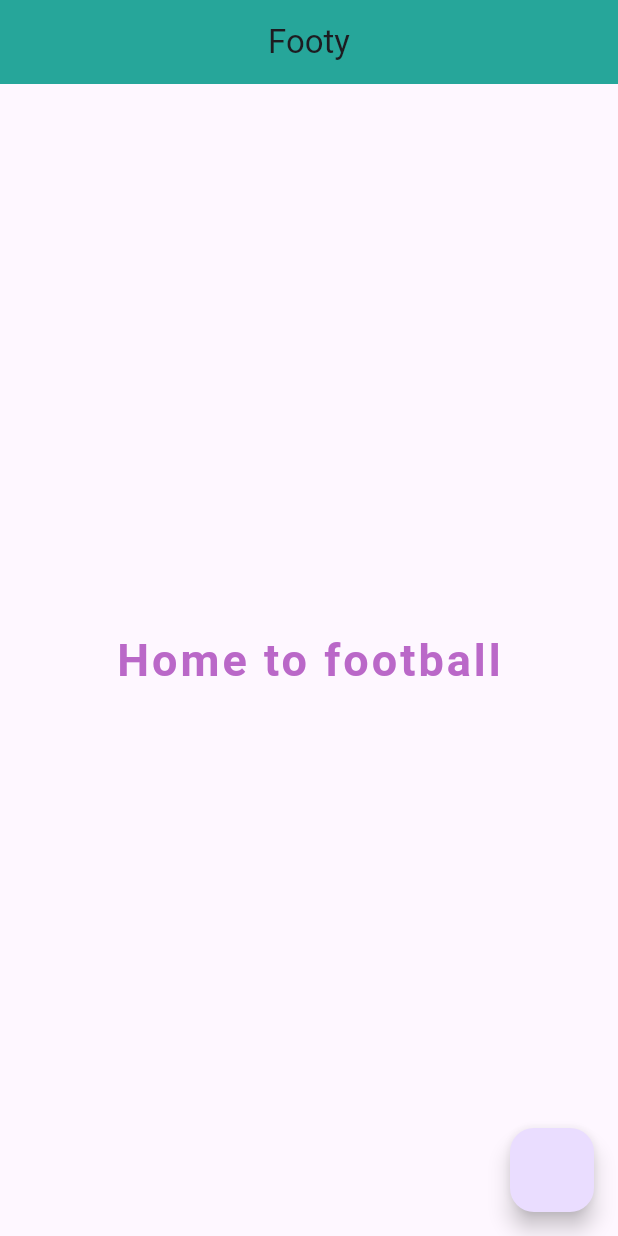
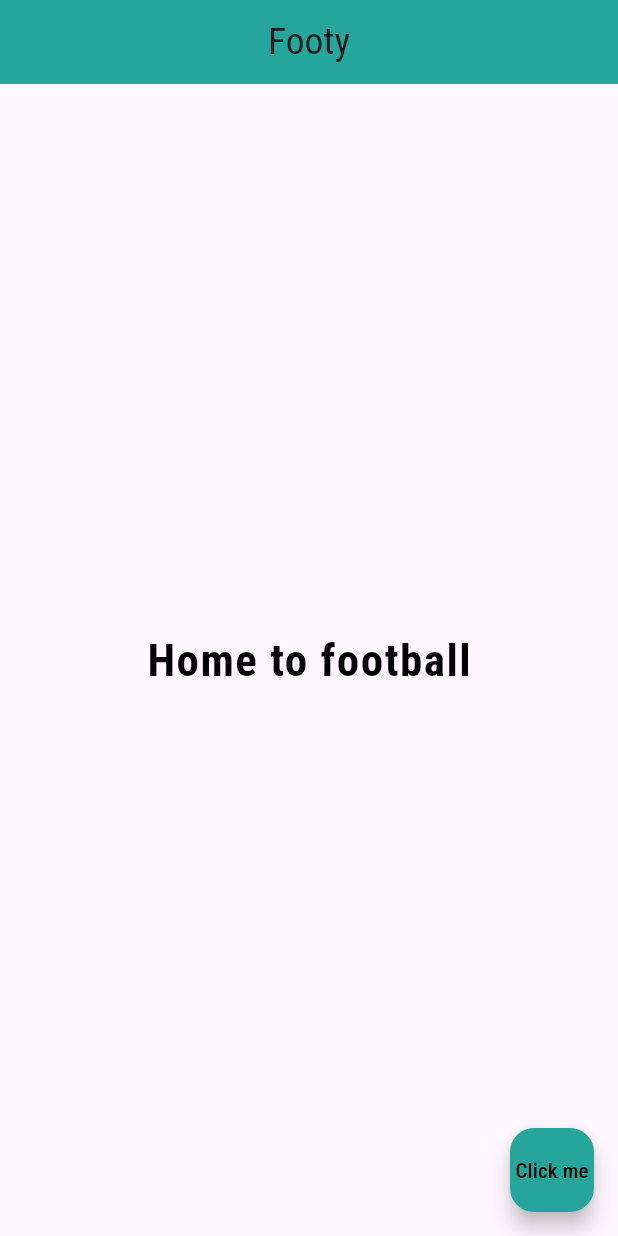
Before and after one commit to stg2209/Sports_tracker, a Flutter app: the screen it shows after launch, on a phone screen of 412 x 824 dp. Run offline on Flutter 3.47's test engine with Material 3 defaults, Android fonts, the phone set to English and light mode, and no system bars.

Commit message:
Making custom statless widget(home)

```diff
--- a/lib/main.dart
+++ b/lib/main.dart
@@ -1,9 +1,21 @@
 import 'package:flutter/material.dart';
 
 void main()=> runApp(MaterialApp(
-  home: Scaffold(
+  home: Home(),
+));
+
+class Home extends StatelessWidget {
+  const Home({super.key});
+
+  @override
+  Widget build(BuildContext context) {
+    return Scaffold(
       appBar: AppBar(
-      title:Text("Footy"),
+        title:Text("Footy",
+          style: TextStyle(
+              fontFamily: 'Roboto',
+              fontSize: 25
+          ),),
         centerTitle: true,
         backgroundColor: Colors.teal[400],
       ),
@@ -12,17 +24,22 @@ void main()=> runApp(MaterialApp(
               style:TextStyle(
                 fontSize: 30,
                 fontWeight: FontWeight.bold,
-        letterSpacing: 2,
-        color: Colors.purple[300],
+                letterSpacing: 1,
+                fontFamily: 'Roboto',
+                color: Colors.black,
 
 
               ))
       ),
-    floatingActionButton:FloatingActionButton(onPressed: () {
-      child:Text("Click");
-      backgroundColor: Colors.red[600];
-    },
+      floatingActionButton:FloatingActionButton(
+        onPressed: () {},
+        child:Text("Click me",
+        style: TextStyle(
+          color: Colors.black
+        ),),
+        backgroundColor: Colors.teal[400],
 
       ),
-  ),
-));
+    );
+  }
+}
```
Also changed, not shown: pubspec.yaml (+5 -11 lines), Fonts/RobotoCondensed-VariableFont_wght.ttf (added). Lines whose indentation alone changed are shown as unchanged.
